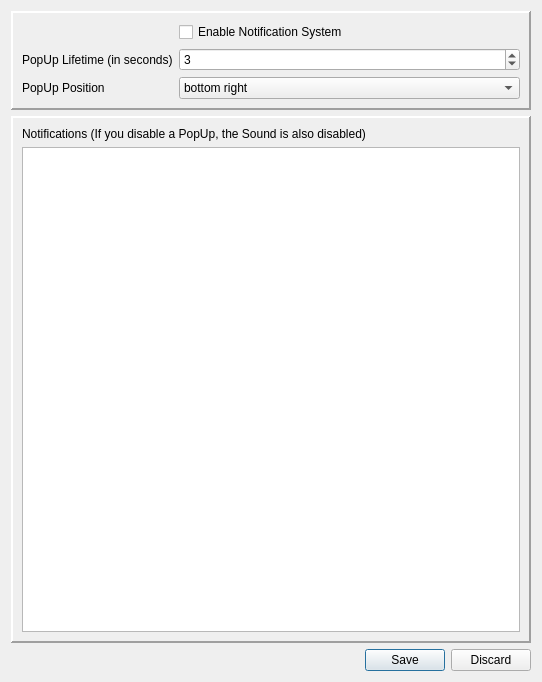
This is res/notification_system/ns_settings.ui in FAForever/client as Qt 5 draws it before an edit. The edited form follows.
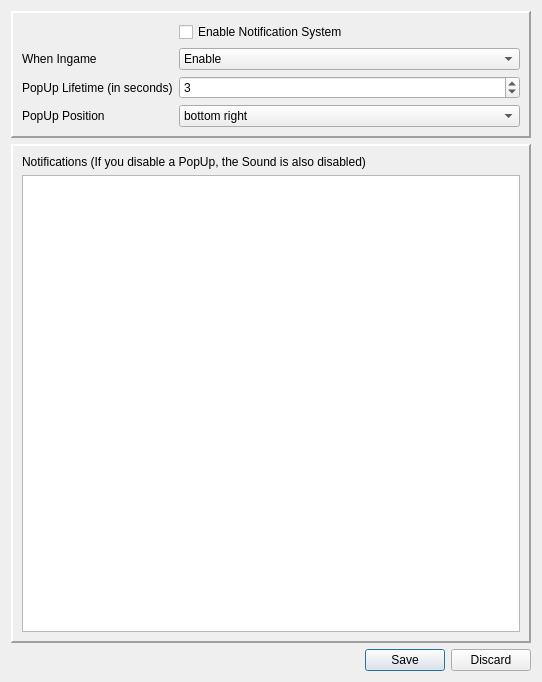
This is the edited form.

Commit message:
Make ingame notifications configurable
Add a combobox to the notification settings dialog that allows to choose
between disabling, queueing, or enabling normally notifications
triggered while the player is ingame.

This will mainly be useful for players using fullscreen since the
notification popups can screw up their game by forcing alt-tab.

The edit to the form file:
```diff
--- a/res/notification_system/ns_settings.ui
+++ b/res/notification_system/ns_settings.ui
@@ -26,7 +26,21 @@
       <number>2</number>
      </property>
      <layout class="QGridLayout" name="gridLayout" columnstretch="0,1">
-      <item row="2" column="1">
+      <item row="1" column="1">
+       <widget class="QCheckBox" name="nsEnabled">
+        <property name="text">
+         <string>Enable Notification System</string>
+        </property>
+       </widget>
+      </item>
+      <item row="3" column="0">
+       <widget class="QLabel" name="label_4">
+        <property name="text">
+         <string>PopUp Lifetime (in seconds)</string>
+        </property>
+       </widget>
+      </item>
+      <item row="4" column="1">
        <widget class="QComboBox" name="nsPositionComboBox">
         <item>
          <property name="text">
@@ -50,7 +64,7 @@
         </item>
        </widget>
       </item>
-      <item row="1" column="1">
+      <item row="3" column="1">
        <widget class="QSpinBox" name="nsPopLifetime">
         <property name="maximum">
          <number>999</number>
@@ -60,24 +74,36 @@
         </property>
        </widget>
       </item>
-      <item row="2" column="0">
+      <item row="4" column="0">
        <widget class="QLabel" name="label_5">
         <property name="text">
          <string>PopUp Position</string>
         </property>
        </widget>
       </item>
-      <item row="1" column="0">
-       <widget class="QLabel" name="label_4">
-        <property name="text">
-         <string>PopUp Lifetime (in seconds)</string>
-        </property>
+      <item row="2" column="1">
+       <widget class="QComboBox" name="nsIngameComboBox">
+        <item>
+         <property name="text">
+          <string>Enable</string>
+         </property>
+        </item>
+        <item>
+         <property name="text">
+          <string>Disable</string>
+         </property>
+        </item>
+        <item>
+         <property name="text">
+          <string>Queue</string>
+         </property>
+        </item>
        </widget>
       </item>
-      <item row="0" column="1">
-       <widget class="QCheckBox" name="nsEnabled">
+      <item row="2" column="0">
+       <widget class="QLabel" name="label_2">
         <property name="text">
-         <string>Enable Notification System</string>
+         <string>When Ingame</string>
         </property>
        </widget>
       </item>
```
The commit also changes 3 other files.
